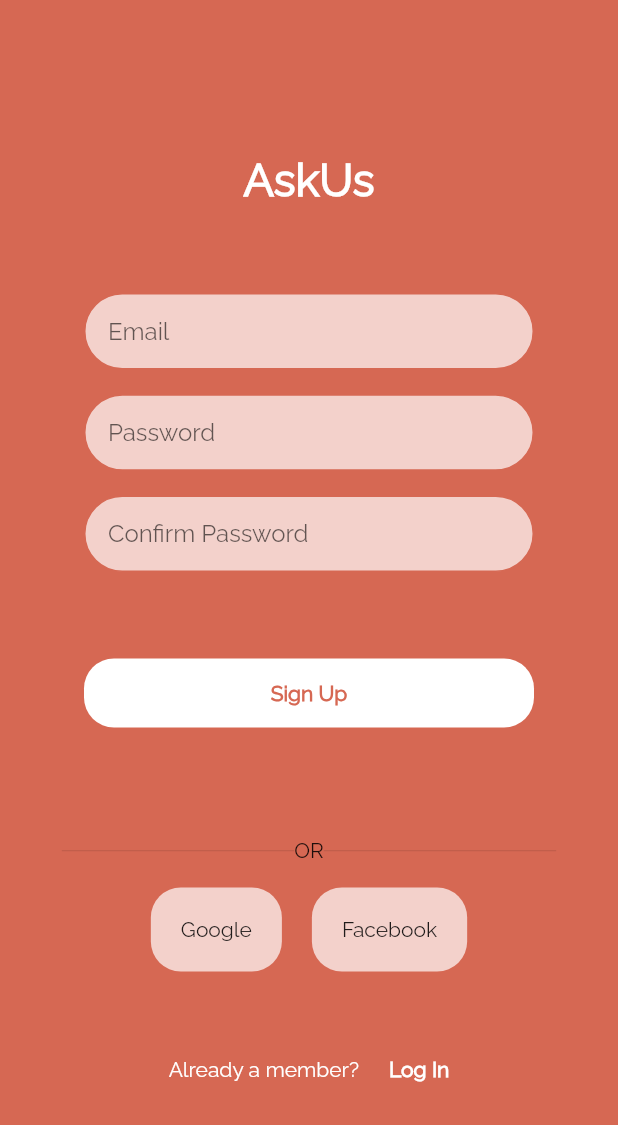
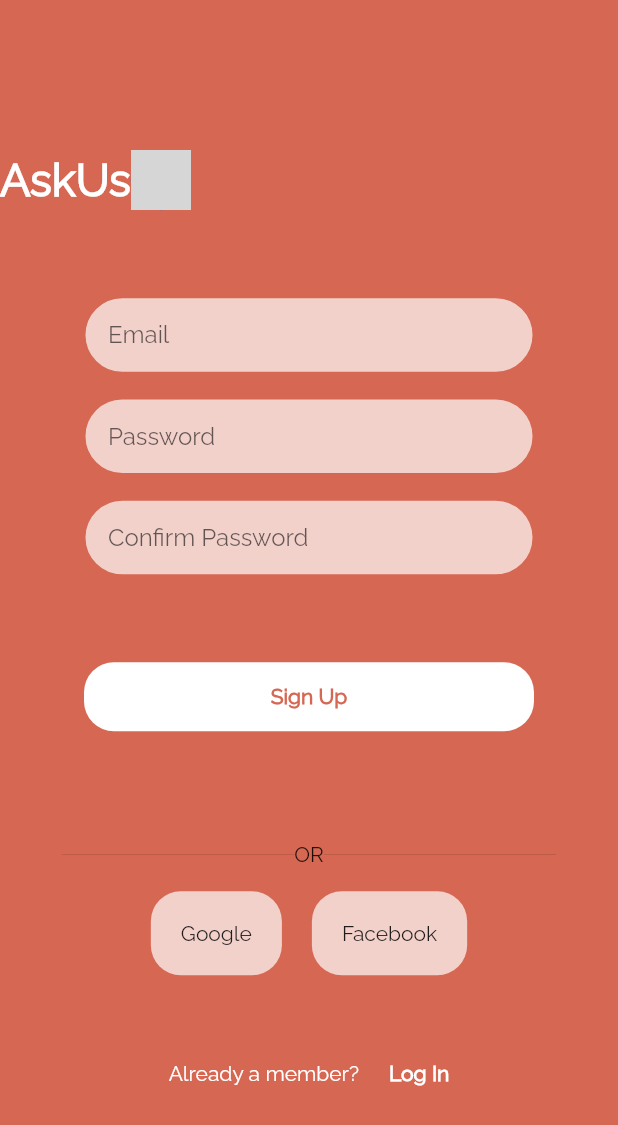
Before and after one commit to opencodeiiita/Ask-Us-Frontend, a Flutter app: the SignUpScreen screen opened directly, on a phone screen of 412 x 824 dp. Shown: the top 1125 px of the screen. Run offline on Flutter 3.47's test engine with Material 2 defaults, Android fonts, the phone set to English and light mode, and no system bars; our stand-ins replace google_fonts; network calls fail; grey boxes are pictures that could not be loaded.

Commit message:
Added app icon and implemented it on signup screen

```diff
--- a/lib/sign_up.dart
+++ b/lib/sign_up.dart
@@ -12,12 +12,19 @@ class SignUpScreen extends StatelessWidget {
         child: Column(
           mainAxisAlignment: MainAxisAlignment.center,
           children: <Widget>[
+            Row(
+              children: [
                 Text(
                   "AskUs",
                   style: TextStyle(
                       fontWeight: FontWeight.bold,
                       fontSize: 30,
                       color: Colors.white),
+                ),
+                CircleAvatar(
+                  backgroundImage: NetworkImage('https://www.library.hbs.edu/var/ezdemo_site/storage/images/_aliases/cardsquare/media/multimedia-images-videos/ifactory-images/ifactory-special-collections-front-page-images/ask-us-icon/637968-1-eng-US/Ask-Us-Icon.jpg'),
+                ),
+              ],
             ),
             SizedBox(height: size.height * 0.07),
             Container(
```
Also changed, not shown: pubspec.lock, 41 other files. Lines whose indentation alone changed are shown as unchanged.
